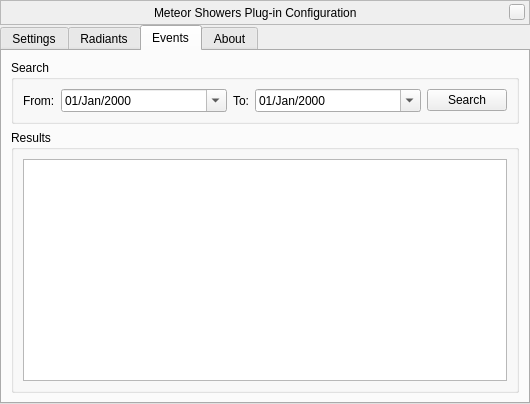
Old version of the form plugins/MeteorShowers/src/gui/meteorShowerDialog.ui in the repository 519984307/stellarium_src.
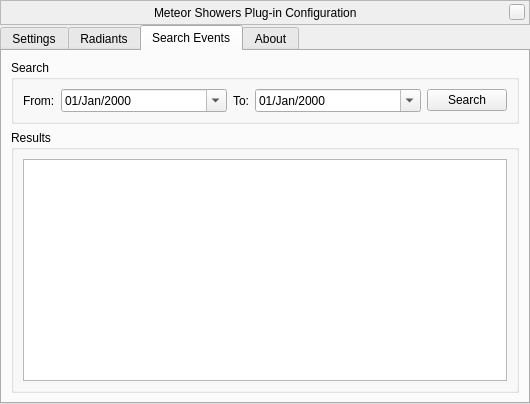
New version of the form. The open tabs and pages were chosen to show the change. Icons and pictures are not drawn. Custom widgets are drawn as their Qt base class.

Commit message: Better word to tab - event

The edit to the form file:
```diff
--- a/plugins/MeteorShowers/src/gui/meteorShowerDialog.ui
+++ b/plugins/MeteorShowers/src/gui/meteorShowerDialog.ui
@@ -693,7 +693,7 @@
      </widget>
      <widget class="QWidget" name="eventsTab">
       <attribute name="title">
-       <string>Events</string>
+       <string>Search Events</string>
       </attribute>
       <layout class="QVBoxLayout" name="verticalLayout">
        <item>
```
Left out of the diff: 2 changed lines with no effect on the pictures.
